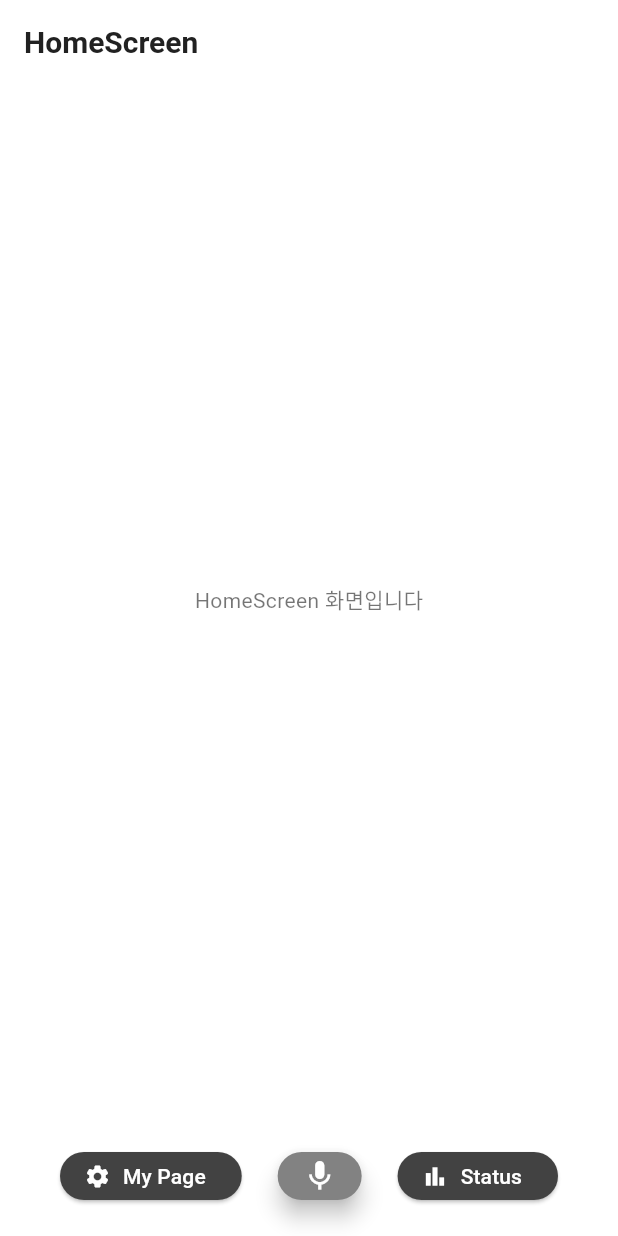
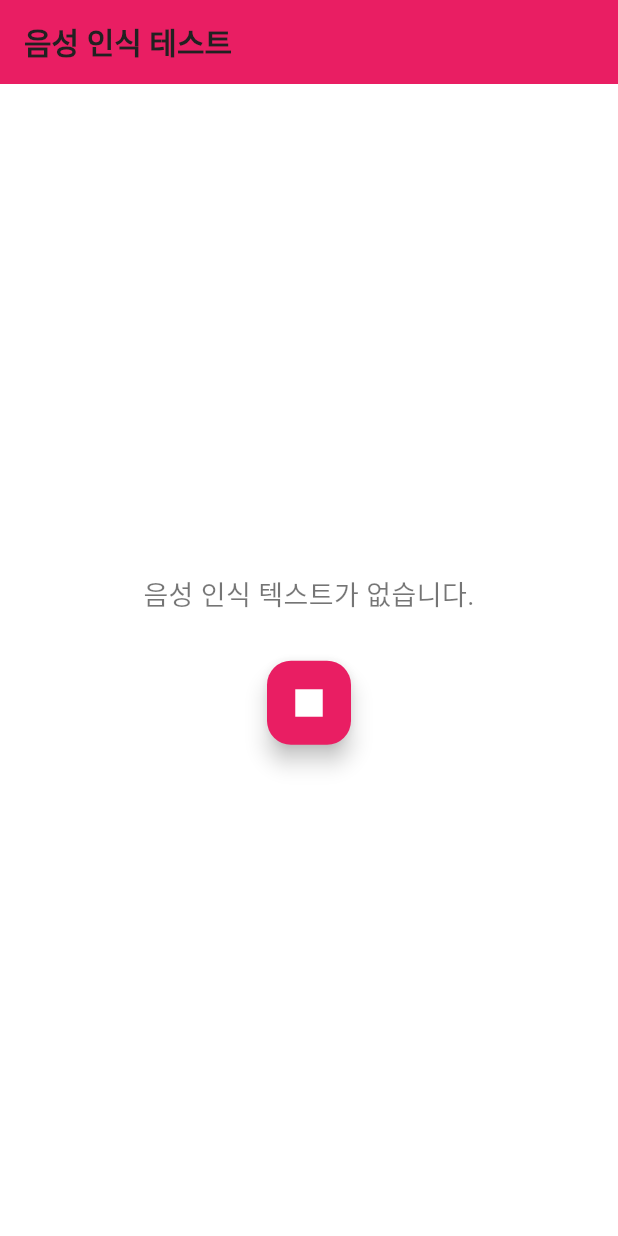
Before and after one commit to GDGoC-SCHU/minibuddy-flutter, a Flutter app: the HomeScreen screen opened by its route, after a tap on the "mic" icon, on a phone screen of 412 x 824 dp. Run offline on Flutter 3.47's test engine with Material 3 defaults, Android fonts, the phone set to English and light mode, and no system bars; our stand-ins replace dio, flutter_bloc, flutter_screenutil, go_router, speech_to_text; Roboto replaces fonts that are missing (Pretendard).

Commit message:
feat stt 설정 및 초기 화면 변경

```diff
--- a/lib/screens/home/home_screen.dart
+++ b/lib/screens/home/home_screen.dart
@@ -1,99 +1,115 @@
 import 'package:flutter/material.dart';
-import 'package:go_router/go_router.dart';
-import 'package:minibuddy/services/chat/chat_api.dart';
-import 'package:minibuddy/services/chat/chat_repository.dart';
-import 'package:minibuddy/services/chat/chat_service.dart';
-import 'package:minibuddy/utils/handle_request.dart';
-import 'package:minibuddy/utils/api_client.dart';
+import 'package:speech_to_text/speech_to_text.dart' as stt;
 
-class HomeScreen extends StatelessWidget {
-  const HomeScreen({super.key});
+class HomeScreen extends StatefulWidget {
+  const HomeScreen({Key? key}) : super(key: key);
+
+  @override
+  State<HomeScreen> createState() => _HomeScreenState();
+}
+
+class _HomeScreenState extends State<HomeScreen> {
+  final stt.SpeechToText _speech = stt.SpeechToText();
+  bool isListening = false;
+  bool speechAvailable = false;
+  String recognizedText = "";
+
+  @override
+  void initState() {
+    super.initState();
+    _initializeSpeech(); // 마이크 권한은 speech_to_text가 자체 요청함
+  }
+
+  /// STT 초기화 (권한 요청도 자동 포함)
+  void _initializeSpeech() async {
+    speechAvailable = await _speech.initialize(
+      onError: (val) => print('🛑 Speech error: $val'),
+      onStatus: (status) => print('🎙️ Speech status: $status'),
+    );
+
+    if (speechAvailable) {
+      print("✅ STT 초기화 성공 및 마이크 권한 허용됨");
+    } else {
+      print("❌ STT 초기화 실패 또는 권한 거부됨");
+      _showPermissionDialog();
+    }
+  }
+
+  /// 음성 인식 시작
+  void _startListening() async {
+    if (!speechAvailable) {
+      print("⚠️ 음성 인식 기능이 초기화되지 않음");
+      return;
+    }
+
+    setState(() {
+      isListening = true;
+      recognizedText = "";
+    });
+
+    await _speech.listen(
+      onResult: (result) {
+        setState(() {
+          recognizedText = result.recognizedWords;
+        });
+      },
+    );
+  }
+
+  /// 음성 인식 중단
+  void _stopListening() async {
+    await _speech.stop();
+    setState(() {
+      isListening = false;
+    });
+  }
+
+  /// 설정 이동 다이얼로그
+  void _showPermissionDialog() {
+    showDialog(
+      context: context,
+      builder: (context) => AlertDialog(
+        title: const Text("권한 요청"),
+        content: const Text("마이크 권한이 거부되었습니다. 설정에서 권한을 허용해주세요."),
+        actions: [
+          TextButton(
+            onPressed: () {
+              Navigator.of(context).pop();
+              stt.SpeechToText().stop(); // 권한 없을 때 STT 종료
+              stt.SpeechToText().cancel();
+            },
+            child: const Text("확인"),
+          ),
+        ],
+      ),
+    );
+  }
 
   @override
   Widget build(BuildContext context) {
     return Scaffold(
       appBar: AppBar(
-        title: const Text('HomeScreen'),
-        automaticallyImplyLeading: false,
+        title: const Text('음성 인식 테스트'),
+        backgroundColor: Colors.pink,
       ),
-      body: const Center(
-        child: Text('HomeScreen 화면입니다'),
-      ),
-      bottomNavigationBar: BottomAppBar(
-        color: Colors.white,
-        elevation: 8,
-        child: Padding(
-          padding: const EdgeInsets.symmetric(horizontal: 24, vertical: 12),
-          child: Row(
-            mainAxisAlignment: MainAxisAlignment.spaceBetween,
-            children: [
-              // 마이페이지 버튼 (좌측)
-              ElevatedButton.icon(
-                onPressed: () {
-                  context.push('/mypage');
-                },
-                icon: const Icon(Icons.settings),
-                label: const Text('My Page'),
-                style: ElevatedButton.styleFrom(
-                  backgroundColor: Colors.grey[800],
-                  foregroundColor: Colors.white,
-                ),
-              ),
-              // 마이크 버튼 (가운데)
-              FloatingActionButton(
-                onPressed: () {
-                  // STT (Speech-to-Text) 음성 인식 부분
-                  handleRequest<String>(
-                    context: context,
-                    fetch: () async {
-                      // 여기서 STT로 음성 인식 결과를 받음
-                      final text = await getSpeechText(); // 음성 텍스트 변환
-                      return text; // 변환된 텍스트 리턴
-                    },
-                    onSuccess: (data) {
-                      // 데이터에 따른 API 요청
-                      final chatCount = 5; // 예시 chatCount, 실제로는 상태에서 가져와야 함
-                      final chatService = ChatService(
-                          ChatRepository(ChatApi(ApiClient.instance)));
-
-                      chatService
-                          .handleChatRequest(data, chatCount)
-                          .then((response) {
-                        print("Server response: $response");
-                      });
-                    },
-                    retry: () {
-                      // 실패 시 재시도 로직
-                      print("Retrying...");
-                    },
-                  );
-                },
-                child: const Icon(Icons.mic),
-                backgroundColor:
-                    const Color.fromARGB(255, 130, 130, 130), // 마이크 버튼 배경 색
-              ),
-              // 유저 상태 버튼 (우측)
-              ElevatedButton.icon(
-                onPressed: () {
-                  context.push('/user');
-                },
-                icon: const Icon(Icons.bar_chart),
-                label: const Text('Status'),
-                style: ElevatedButton.styleFrom(
-                  backgroundColor: Colors.grey[800],
-                  foregroundColor: Colors.white,
-                ),
-              ),
-            ],
-          ),
+      body: Center(
+        child: Column(
+          mainAxisAlignment: MainAxisAlignment.center,
+          children: [
+            Text(
+              recognizedText.isEmpty ? '음성 인식 텍스트가 없습니다.' : recognizedText,
+              textAlign: TextAlign.center,
+              style: const TextStyle(fontSize: 18),
+            ),
+            const SizedBox(height: 30),
+            FloatingActionButton(
+              onPressed: isListening ? _stopListening : _startListening,
+              child: Icon(isListening ? Icons.stop : Icons.mic, size: 36),
+              backgroundColor: Colors.pink,
+            ),
+          ],
         ),
       ),
     );
   }
-
-  // STT 기능을 처리할 함수
-  Future<String> getSpeechText() async {
-    // 여기서 Google STT 로직을 처리하고 음성 데이터를 텍스트로 변환
-    return "Sample chat text"; // 예시 텍스트
-  }
 }
--- a/lib/utils/router.dart
+++ b/lib/utils/router.dart
@@ -85,7 +85,7 @@ final GoRouter router = GoRouter(
     // User
     GoRoute(
       path: '/user',
-      builder: (context, state) => const UserScreen(),
+      builder: (context, state) => const UserScreen(), // BlocProvider 제거됨
     ),
 
     GoRoute(
--- a/pubspec.yaml
+++ b/pubspec.yaml
@@ -37,6 +37,8 @@ dependencies:
   flutter_bloc: ^9.1.1
   package_info_plus: ^5.0.1
   fl_chart: ^0.40.0
+  speech_to_text: ^6.6.2
+  flutter_tts: ^3.4.0
 
   # The following adds the Cupertino Icons font to your application.
   # Use with the CupertinoIcons class for iOS style icons.
```
Also changed, not shown: lib/screens/onboarding/initial_screen.dart (+29 -31 lines), assets/onboarding/background.png, assets/onboarding/bunny1.png (deleted), assets/onboarding/logo.png (added), assets/onboarding/logo_w.png (deleted), pubspec.lock, 6 other files.
